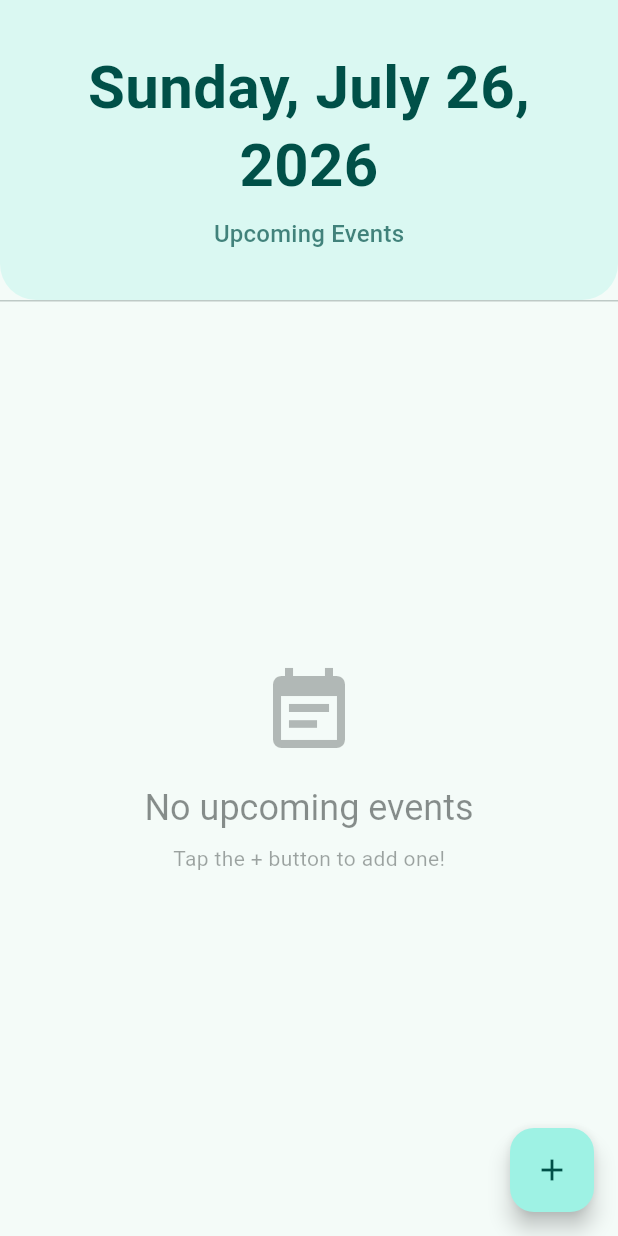
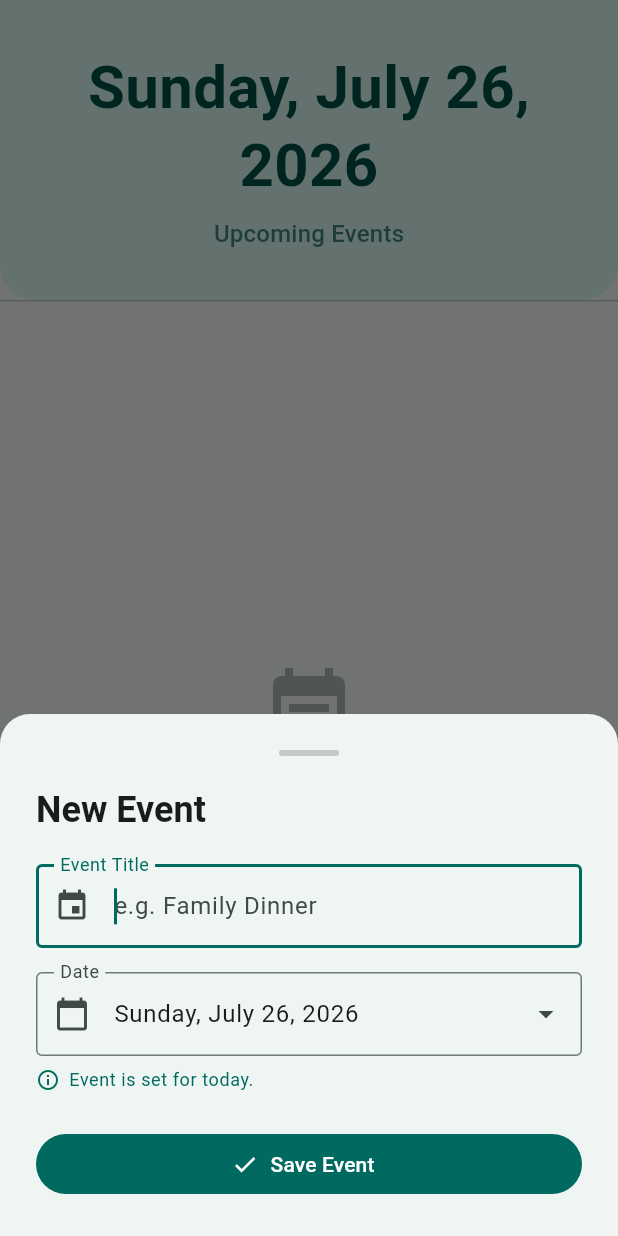
Before and after one commit to gratine-kitchen/app-for-mom, a Flutter app: the screen it shows after launch, after a tap on the "add" icon, on a phone screen of 412 x 824 dp. Run offline on Flutter 3.47's test engine with Material 3 defaults, Android fonts, the phone set to English and light mode, and no system bars; our stand-ins replace cloud_firestore, firebase_core; accounts and stored records are empty; statements that could not run were skipped.

Commit message:
feat: add event creation bottom sheet with validation
- Created AddEventSheet with title field and date picker
- Date picker restricted to today+ (no past dates)
- Validation: requires non-empty title
- Loading state on save button with progress indicator
- Error handling with snackbar on save failure
- Wired FAB in HomeScreen to open AddEventSheet
- Added 4 widget tests: rendering, empty title validation, save flow, error handling
- All 24 tests passing

```diff
--- /dev/null
+++ b/lib/screens/add_event_sheet.dart
@@ -0,0 +1,215 @@
+import 'package:flutter/material.dart';
+import 'package:intl/intl.dart';
+
+import '../services/firestore_service.dart';
+
+/// A bottom sheet that allows the user to create a new event with a title
+/// and a future date.
+class AddEventSheet extends StatefulWidget {
+  final FirestoreService firestoreService;
+
+  const AddEventSheet({super.key, required this.firestoreService});
+
+  /// Shows this sheet as a modal bottom sheet and returns `true` if an event
+  /// was successfully created, or `null` if the sheet was dismissed.
+  static Future<bool?> show(BuildContext context,
+      {required FirestoreService firestoreService}) {
+    return showModalBottomSheet<bool>(
+      context: context,
+      isScrollControlled: true,
+      useSafeArea: true,
+      shape: const RoundedRectangleBorder(
+        borderRadius: BorderRadius.vertical(top: Radius.circular(20)),
+      ),
+      builder: (_) =>
+          AddEventSheet(firestoreService: firestoreService),
+    );
+  }
+
+  @override
+  State<AddEventSheet> createState() => _AddEventSheetState();
+}
+
+class _AddEventSheetState extends State<AddEventSheet> {
+  final _formKey = GlobalKey<FormState>();
+  final _titleController = TextEditingController();
+  DateTime _selectedDate = DateTime.now();
+  bool _isSaving = false;
+
+  @override
+  void dispose() {
+    _titleController.dispose();
+    super.dispose();
+  }
+
+  Future<void> _pickDate() async {
+    final now = DateTime.now();
+    final picked = await showDatePicker(
+      context: context,
+      initialDate: _selectedDate,
+      firstDate: DateTime(now.year, now.month, now.day),
+      lastDate: DateTime(now.year + 5),
+      helpText: 'Select event date',
+      fieldLabelText: 'Event date',
+    );
+
+    if (picked != null) {
+      setState(() => _selectedDate = picked);
+    }
+  }
+
+  Future<void> _save() async {
+    if (!_formKey.currentState!.validate()) return;
+
+    setState(() => _isSaving = true);
+
+    try {
+      await widget.firestoreService.addEvent(
+        title: _titleController.text.trim(),
+        date: _selectedDate,
+      );
+
+      if (mounted) {
+        Navigator.of(context).pop(true);
+      }
+    } catch (e) {
+      if (mounted) {
+        ScaffoldMessenger.of(context).showSnackBar(
+          SnackBar(content: Text('Failed to save event: $e')),
+        );
+      }
+    } finally {
+      if (mounted) {
+        setState(() => _isSaving = false);
+      }
+    }
+  }
+
+  @override
+  Widget build(BuildContext context) {
+    final theme = Theme.of(context);
+    final bottomInset = MediaQuery.of(context).viewInsets.bottom;
+
+    return Padding(
+      padding: EdgeInsets.only(
+        left: 24,
+        right: 24,
+        top: 24,
+        bottom: 24 + bottomInset,
+      ),
+      child: Form(
+        key: _formKey,
+        child: Column(
+          mainAxisSize: MainAxisSize.min,
+          crossAxisAlignment: CrossAxisAlignment.stretch,
+          children: [
+            // Handle bar
+            Center(
+              child: Container(
+                width: 40,
+                height: 4,
+                decoration: BoxDecoration(
+                  color: theme.colorScheme.onSurface.withValues(alpha: 0.2),
+                  borderRadius: BorderRadius.circular(2),
+                ),
+              ),
+            ),
+            const SizedBox(height: 20),
+
+            // Title
+            Text(
+              'New Event',
+              style: theme.textTheme.headlineSmall?.copyWith(
+                fontWeight: FontWeight.bold,
+              ),
+            ),
+            const SizedBox(height: 20),
+
+            // Event title field
+            TextFormField(
+              controller: _titleController,
+              autofocus: true,
+              textCapitalization: TextCapitalization.sentences,
+              decoration: const InputDecoration(
+                labelText: 'Event Title',
+                hintText: 'e.g. Family Dinner',
+                border: OutlineInputBorder(),
+                prefixIcon: Icon(Icons.event),
+              ),
+              validator: (value) {
+                if (value == null || value.trim().isEmpty) {
+                  return 'Please enter an event title.';
+                }
+                return null;
+              },
+            ),
+            const SizedBox(height: 16),
+
+            // Date picker trigger
+            InkWell(
+              onTap: _pickDate,
+              borderRadius: BorderRadius.circular(8),
+              child: InputDecorator(
+                decoration: const InputDecoration(
+                  labelText: 'Date',
+                  border: OutlineInputBorder(),
+                  prefixIcon: Icon(Icons.calendar_today),
+                  suffixIcon: Icon(Icons.arrow_drop_down),
+                ),
+                child: Text(
+                  DateFormat('EEEE, MMMM d, yyyy').format(_selectedDate),
+                  style: theme.textTheme.bodyLarge,
+                ),
+              ),
+            ),
+
+            // Validation: past-date warning (informational, not blocking
+            // since picker already restricts to today+)
+            if (_isDateToday())
+              Padding(
+                padding: const EdgeInsets.only(top: 8),
+                child: Row(
+                  children: [
+                    Icon(Icons.info_outline,
+                        size: 16, color: theme.colorScheme.primary),
+                    const SizedBox(width: 6),
+                    Text(
+                      'Event is set for today.',
+                      style: theme.textTheme.bodySmall?.copyWith(
+                        color: theme.colorScheme.primary,
+                      ),
+                    ),
+                  ],
+                ),
+              ),
+
+            const SizedBox(height: 24),
+
+            // Save button
+            FilledButton.icon(
+              onPressed: _isSaving ? null : _save,
+              icon: _isSaving
+                  ? const SizedBox(
+                      width: 18,
+                      height: 18,
+                      child: CircularProgressIndicator(
+                        strokeWidth: 2,
+                        color: Colors.white,
+                      ),
+                    )
+                  : const Icon(Icons.check),
+              label: Text(_isSaving ? 'Saving...' : 'Save Event'),
+            ),
+          ],
+        ),
+      ),
+    );
+  }
+
+  bool _isDateToday() {
+    final now = DateTime.now();
+    return _selectedDate.year == now.year &&
+        _selectedDate.month == now.month &&
+        _selectedDate.day == now.day;
+  }
+}
--- a/lib/screens/home_screen.dart
+++ b/lib/screens/home_screen.dart
@@ -5,6 +5,7 @@ import 'package:intl/intl.dart';
 
 import '../models/event.dart';
 import '../services/firestore_service.dart';
+import 'add_event_sheet.dart';
 
 /// Main screen displaying today's date in a large font and a list of
 /// upcoming shared events.
@@ -37,7 +38,7 @@ class HomeScreen extends StatelessWidget {
   }
 
   void _openAddEventSheet(BuildContext context) {
-    // TODO: Implement in Phase 4 — opens AddEventSheet.
+    AddEventSheet.show(context, firestoreService: firestoreService);
   }
 }
 
```
Also changed, not shown: 1 other file.
